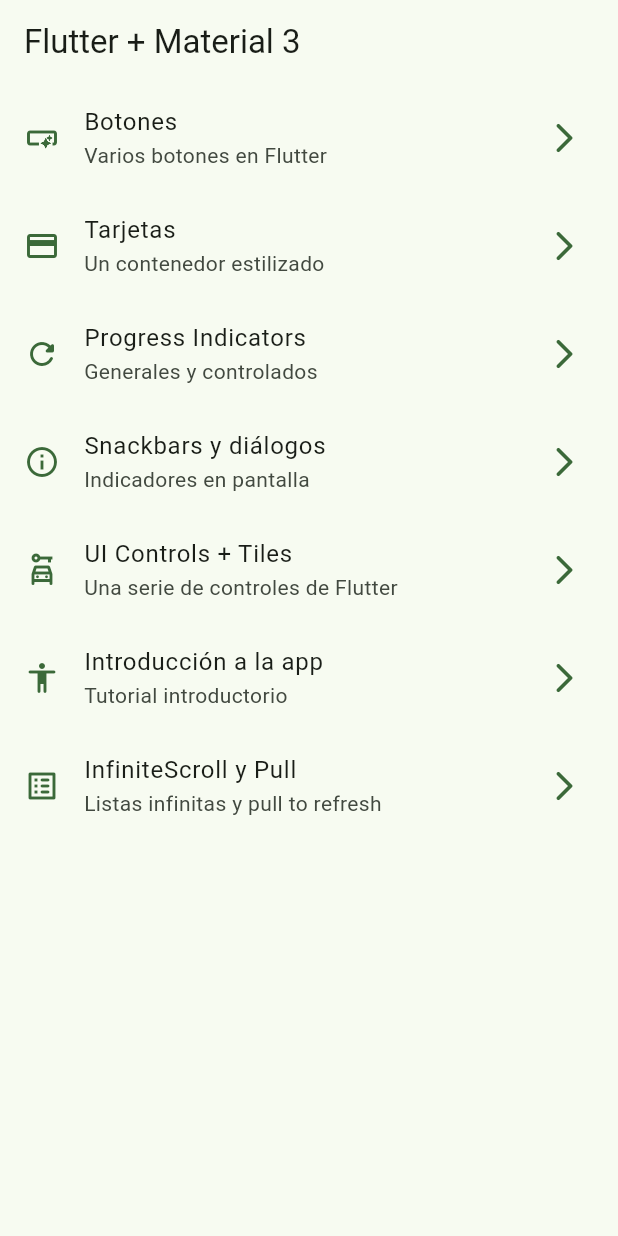
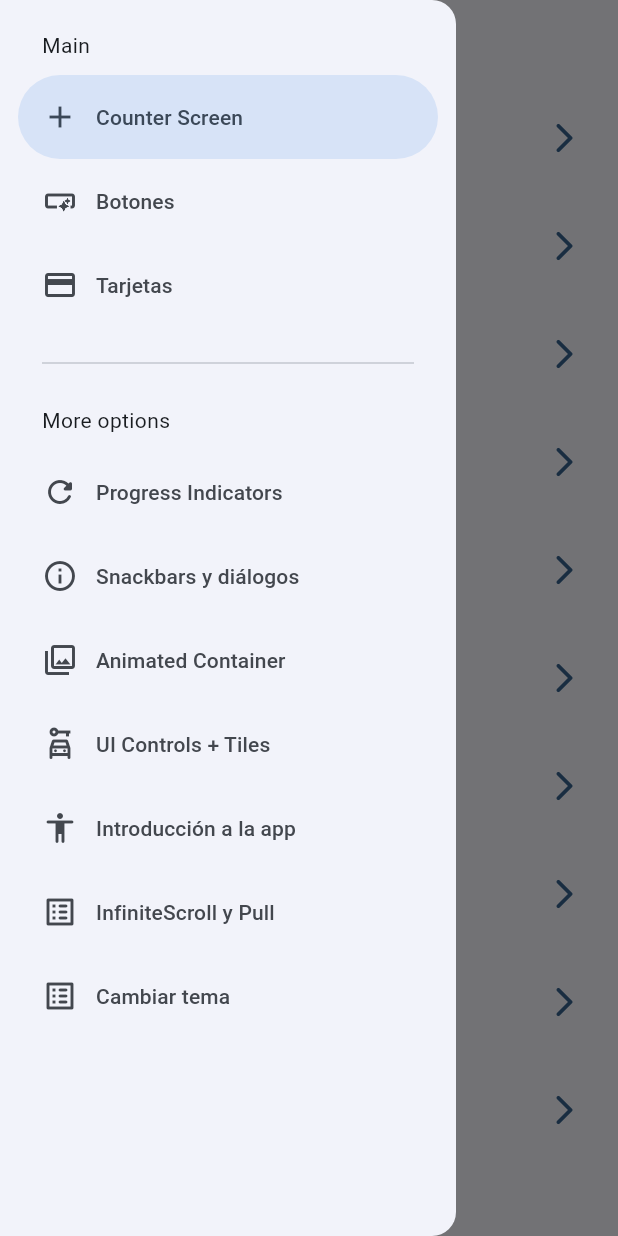
Before and after one commit to RichiiiRFC/widgets_app, a Flutter app: the screen it shows after launch, with the side drawer open (before the commit the screen has no drawer), on a phone screen of 412 x 824 dp. Run offline on Flutter 3.47's test engine with Material 3 defaults, Android fonts, the phone set to English and light mode, and no system bars; our stand-ins replace animate_do, flutter_riverpod, go_router.

Commit message:
antes de state notifier

```diff
--- a/lib/config/menu/menu_items.dart
+++ b/lib/config/menu/menu_items.dart
@@ -18,6 +18,14 @@ class MenuItem{
 }
 
 const appMenuItems = <MenuItem>[
+
+  MenuItem(
+      title: 'Counter Screen',
+      subTitle: 'Pantalla de conteo',
+      link: '/counter',
+      icon: Icons.add
+  ),
+
   MenuItem(
       title: 'Botones',
       subTitle: 'Varios botones en Flutter',
@@ -47,6 +55,13 @@ const appMenuItems = <MenuItem>[
   ),
 
   MenuItem(
+      title: 'Animated Container',
+      subTitle: 'Animaciones de un contenedor',
+      link: '/animated',
+      icon: Icons.collections_outlined
+  ),
+
+  MenuItem(
       title: 'UI Controls + Tiles',
       subTitle: 'Una serie de controles de Flutter',
       link: '/ui-controls',
@@ -67,5 +82,12 @@ const appMenuItems = <MenuItem>[
       icon: Icons.list_alt_rounded
   ),
 
+  MenuItem(
+      title: 'Cambiar tema',
+      subTitle: 'Cambiar tema de la aplicación',
+      link: '/theme-changer',
+      icon: Icons.list_alt_rounded
+  ),
+
 
 ];
--- a/lib/config/router/app_router.dart
+++ b/lib/config/router/app_router.dart
@@ -61,5 +61,17 @@ final appRouter = GoRouter(
       name: InfiniteScrollScreen.name,
       builder: (context, state) => InfiniteScrollScreen(),
     ),
+
+    GoRoute(
+      path: '/counter',
+      name: CounterScreen.name,
+      builder: (context, state) => CounterScreen(),
+    ),
+
+    GoRoute(
+      path: '/theme-changer',
+      name: ThemeChangerScreen.name,
+      builder: (context, state) => ThemeChangerScreen(),
+    ),
   ],
 );
--- a/lib/config/theme/app_theme.dart
+++ b/lib/config/theme/app_theme.dart
@@ -14,15 +14,19 @@ const colorList = <Color>[
 
 class AppTheme {
   final int selectedColor;
+  final bool isDarkmode;
 
-  AppTheme({this.selectedColor = 0})
-    : assert(selectedColor >= 0, "Selected color must be greater then 0"),
+  AppTheme({
+    this.isDarkmode = false,
+    this.selectedColor = 0
+  }): assert(selectedColor >= 0, "Selected color must be greater then 0"),
       assert(
         selectedColor < colorList.length,
         "Selected color must be less or equal than ${colorList.length - 1}",
       );
 
   ThemeData getTheme() => ThemeData(
+    brightness: isDarkmode ? Brightness.dark : Brightness.light,
     colorSchemeSeed: colorList[selectedColor],
     appBarTheme: AppBarTheme(
       centerTitle: false
--- a/lib/main.dart
+++ b/lib/main.dart
@@ -1,21 +1,33 @@
 import 'package:flutter/material.dart';
+import 'package:flutter_riverpod/flutter_riverpod.dart';
 import 'package:widgets_app/config/router/app_router.dart';
 import 'package:widgets_app/config/theme/app_theme.dart';
+import 'package:widgets_app/presentation/providers/theme_provider.dart';
 
 void main() {
-  runApp(const MainApp());
+  runApp(
+      ProviderScope(
+        child: MainApp(),
+      ),
+  );
+
 }
 
-class MainApp extends StatelessWidget {
+class MainApp extends ConsumerWidget {
   const MainApp({super.key});
 
   @override
-  Widget build(BuildContext context) {
+  Widget build(BuildContext context, WidgetRef ref) {
+
+    final isDarkMode = ref.watch(isDarkModeProvider);
+    final selectedColor = ref.watch(selectedColorProvider);
+
+
     return MaterialApp.router(
       title: "Flutter Widgets",
       routerConfig: appRouter,
       debugShowCheckedModeBanner: false,
-      theme: AppTheme(selectedColor: 2).getTheme(),
+      theme: AppTheme(selectedColor: selectedColor, isDarkmode: isDarkMode).getTheme(),
     );
   }
 }
--- /dev/null
+++ b/lib/presentation/providers/counter_provider.dart
@@ -0,0 +1,5 @@
+
+
+import 'package:flutter_riverpod/flutter_riverpod.dart';
+
+final counterProvider = StateProvider<int>((ref) => 5);
--- /dev/null
+++ b/lib/presentation/providers/theme_provider.dart
@@ -0,0 +1,12 @@
+import 'package:flutter_riverpod/flutter_riverpod.dart';
+import 'package:widgets_app/config/theme/app_theme.dart';
+
+
+// Listado de colores inmutable
+final colorsListProvider = Provider((ref) => colorList);
+
+// Un simple boolean
+final isDarkModeProvider = StateProvider<bool>((ref) => false);
+
+// Un simple entero
+final selectedColorProvider = StateProvider<int>((ref) => 0);
--- a/lib/presentation/screens/home/home_screen.dart
+++ b/lib/presentation/screens/home/home_screen.dart
@@ -1,6 +1,7 @@
 import 'package:flutter/material.dart';
 import 'package:go_router/go_router.dart';
 import 'package:widgets_app/config/menu/menu_items.dart';
+import 'package:widgets_app/presentation/widgets/side_menu.dart';
 
 
 class HomeScreen extends StatelessWidget {
@@ -11,11 +12,16 @@ class HomeScreen extends StatelessWidget {
 
   @override
   Widget build(BuildContext context) {
+
+    final scaffoldKey = GlobalKey<ScaffoldState>();
+
     return Scaffold(
+      key: scaffoldKey,
       appBar: AppBar(
         title: Text("Flutter + Material 3"),
       ),
       body: const _HomeView(),
+      drawer: SideMenu(scaffoldKey: scaffoldKey)
     );
   }
 }
--- a/lib/presentation/screens/screens.dart
+++ b/lib/presentation/screens/screens.dart
@@ -9,3 +9,5 @@ export 'package:widgets_app/presentation/screens/animated/animated_screen.dart';
 export 'package:widgets_app/presentation/screens/buttons/buttons_screen.dart';
 export 'package:widgets_app/presentation/screens/cards/cards_screen.dart';
 export 'package:widgets_app/presentation/screens/home/home_screen.dart';
+export 'package:widgets_app/presentation/screens/counter/counter_screen.dart';
+export 'package:widgets_app/presentation/screens/theme_changer/theme_changer_screen.dart';
--- /dev/null
+++ b/lib/presentation/widgets/side_menu.dart
@@ -0,0 +1,78 @@
+import 'package:flutter/material.dart';
+import 'package:go_router/go_router.dart';
+
+import '../../config/menu/menu_items.dart';
+
+class SideMenu extends StatefulWidget {
+
+  final GlobalKey<ScaffoldState> scaffoldKey;
+
+  const SideMenu({
+    super.key,
+    required this.scaffoldKey
+  });
+
+  @override
+  State<SideMenu> createState() => _SideMenuState();
+}
+
+class _SideMenuState extends State<SideMenu> {
+
+  int navDrawerIndex = 0;
+
+
+  @override
+  Widget build(BuildContext context) {
+
+    final hasNotch = MediaQuery.of(context).viewPadding.top > 35;
+
+
+    return NavigationDrawer(
+      selectedIndex: navDrawerIndex,
+      onDestinationSelected: (value) {
+
+        setState(() {
+          navDrawerIndex = value;
+        });
+        final menuItem = appMenuItems[value];
+        context.push(menuItem.link);
+        widget.scaffoldKey.currentState?.closeDrawer();
+      },
+      children: [
+
+        Padding(
+          padding: EdgeInsets.fromLTRB(28, hasNotch ? 10 : 20, 16, 10),
+          child: const Text("Main"),
+        ),
+
+        ...appMenuItems
+            .sublist(0,3)
+            .map((item) => NavigationDrawerDestination(
+            icon: Icon( item.icon),
+            label: Text (item.title)
+        ),
+        ),
+
+        Padding(
+          padding: EdgeInsets.fromLTRB(28, 16, 28, 10),
+          child: Divider()
+        ),
+
+
+        const Padding(
+          padding: EdgeInsets.fromLTRB(28, 10, 16, 10),
+          child: Text("More options"),
+        ),
+
+        ...appMenuItems
+            .sublist(3)
+            .map((item) => NavigationDrawerDestination(
+            icon: Icon( item.icon),
+            label: Text (item.title)
+        ),
+        ),
+
+      ],
+    );
+  }
+}
--- a/pubspec.yaml
+++ b/pubspec.yaml
@@ -10,12 +10,15 @@ dependencies:
   animate_do: ^4.2.0
   flutter:
     sdk: flutter
+  flutter_riverpod: ^2.6.1
   go_router: ^16.1.0
+  riverpod: ^2.6.1
 
 dev_dependencies:
   flutter_test:
     sdk: flutter
   flutter_lints: ^5.0.0
+  custom_lint: ^0.8.0
 
 flutter:
   uses-material-design: true
```
Also changed, not shown: lib/presentation/screens/counter/counter_screen.dart (added, +43 -0 lines), lib/presentation/screens/theme_changer/theme_changer_screen.dart (added, +63 -0 lines), pubspec.lock.
